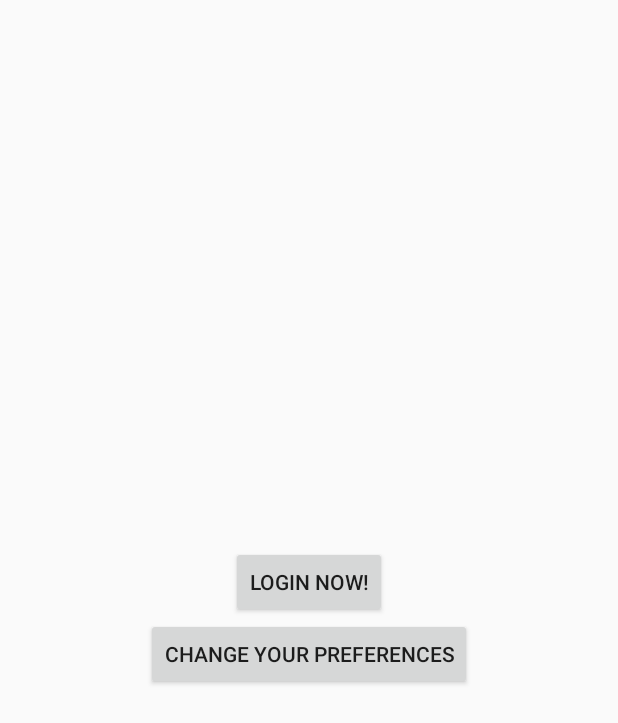
After one commit to kubukoz/droidcon15-hackathon, an Android app: the layout login.xml on its own in the app's theme, with its tools: preview values and no code run, on a phone screen of 412 x 824 dp. The commit adds this screen. Shown: the top 723 px of the screen. Run offline under Robolectric (Android 15) with nearby library versions, the phone set to English and light mode, and no system bars.

Commit message:
Login related screens.

```diff
--- a/app/build.gradle
+++ b/app/build.gradle
@@ -21,6 +21,11 @@ android {
     sourceSets {
         main.java.srcDirs += 'src/main/kotlin'
     }
+    packagingOptions {
+        exclude 'META-INF/LICENSE'
+        exclude 'META-INF/LICENSE-FIREBASE.txt'
+        exclude 'META-INF/NOTICE'
+    }
 }
 
 dependencies {
@@ -30,6 +35,7 @@ dependencies {
     compile 'io.relayr:android-sdk:1.0.2'
     compile 'io.relayr:java-sdk:1.0.6'
     compile "org.jetbrains.kotlin:kotlin-stdlib:$kotlin_version"
+    compile 'com.firebase:firebase-client-android:2.4.1'
 }
 buildscript {
     ext.kotlin_version = '1.0.0-beta-3595'
--- a/app/src/main/AndroidManifest.xml
+++ b/app/src/main/AndroidManifest.xml
@@ -8,6 +8,7 @@
     <application
         android:allowBackup="true"
         android:fullBackupContent="true"
+        android:name=".SoundCrowdApp"
         android:icon="@mipmap/ic_launcher"
         android:label="@string/app_name"
         android:supportsRtl="true"
@@ -23,6 +24,8 @@
         <activity
             android:name=".HomeActivity"
             android:label="@string/app_name" />
+        <activity android:name=".LoginActivity"/>
+        <activity android:name=".LoginProgressActivity"/>
         <activity
             android:name=".SoundPreferencesActivity"
             android:label="Preferences" />
--- /dev/null
+++ b/app/src/main/java/pl/droidcon/dangerousboa/LoginProgressActivity.kt
@@ -0,0 +1,6 @@
+package pl.droidcon.dangerousboa
+
+import android.support.v7.app.AppCompatActivity
+
+class LoginProgressActivity : AppCompatActivity() {
+}
--- a/app/src/main/java/pl/droidcon/dangerousboa/SplashActivity.kt
+++ b/app/src/main/java/pl/droidcon/dangerousboa/SplashActivity.kt
@@ -10,7 +10,7 @@ class SplashActivity : AppCompatActivity() {
         super.onCreate(savedInstanceState)
         setContentView(R.layout.splash)
         Handler().postDelayed({
-            startActivity(Intent(this@SplashActivity, HomeActivity::class.java))
+            startActivity(Intent(this, LoginActivity::class.java))
             finish()
         }, 500)
     }
--- /dev/null
+++ b/app/src/main/res/layout/login.xml
@@ -0,0 +1,20 @@
+<?xml version="1.0" encoding="utf-8"?>
+<LinearLayout xmlns:android="http://schemas.android.com/apk/res/android"
+              android:layout_width="match_parent"
+              android:layout_height="match_parent"
+              android:gravity="center"
+              android:orientation="vertical">
+
+    <Button
+        android:id="@+id/login_login"
+        android:layout_width="wrap_content"
+        android:layout_height="wrap_content"
+        android:text="Login now!" />
+
+    <Button
+        android:id="@+id/login_prefs"
+        android:layout_width="wrap_content"
+        android:layout_height="wrap_content"
+        android:text="Change your preferences" />
+
+</LinearLayout>
```
Also changed, not shown: app/src/main/java/pl/droidcon/dangerousboa/LoginActivity.kt (added, +20 -0 lines), app/src/main/java/pl/droidcon/dangerousboa/SoundCrowdApp.kt (added, +12 -0 lines).
